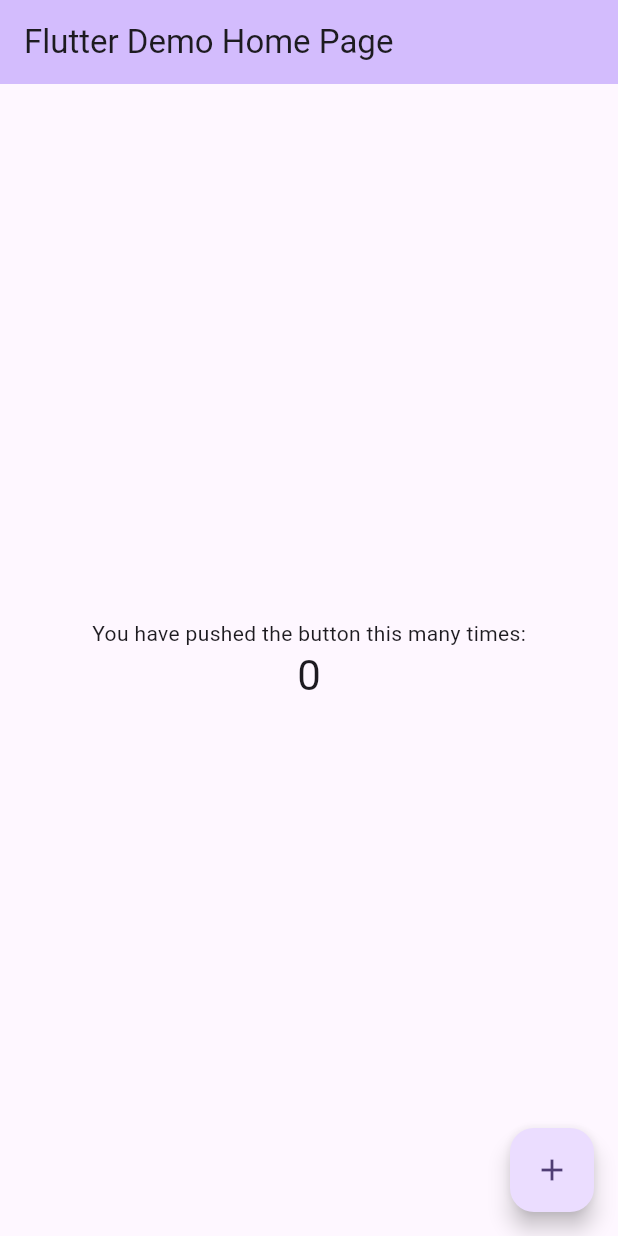
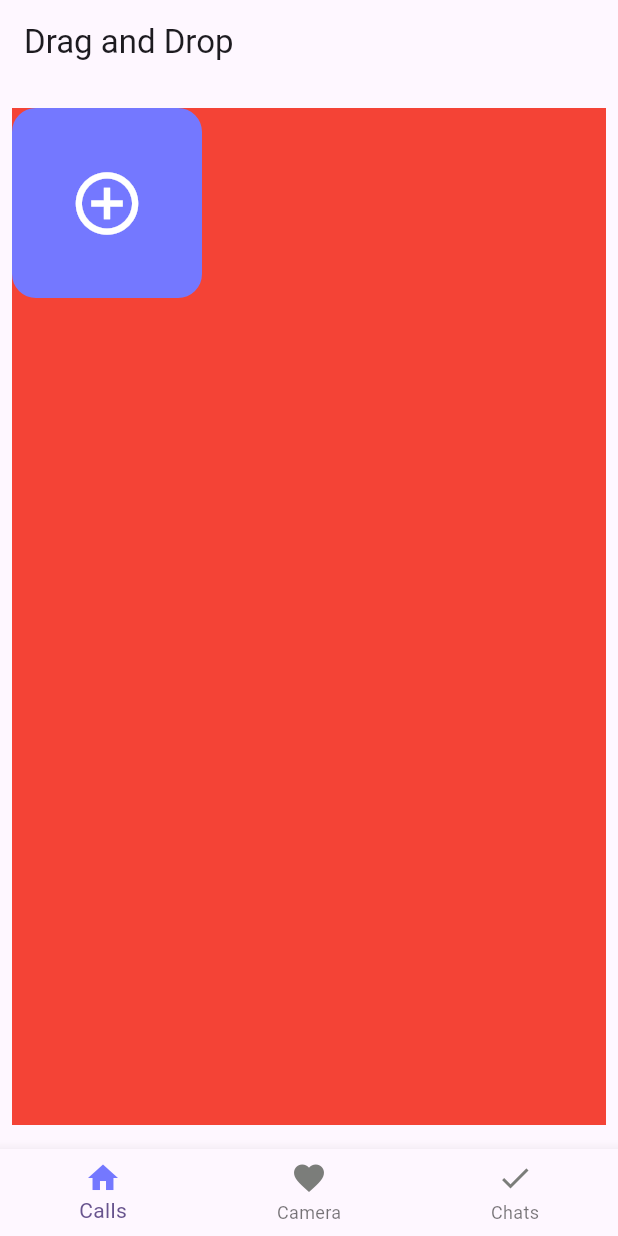
Before and after one commit to datvu1907/redex_demo, a Flutter app: the screen it shows after launch, on a phone screen of 412 x 824 dp. Run offline on Flutter 3.47's test engine with Material 3 defaults, Android fonts, the light colour scheme and no system bars; our stand-ins replace bloc, equatable, flutter_bloc.

Commit message:
- add item to screen, - drag and drop to empty position

```diff
--- /dev/null
+++ b/lib/app.dart
@@ -0,0 +1,11 @@
+import 'package:flutter/material.dart';
+import 'package:redex_demo/screens/Home/home.dart';
+
+class RootApp extends StatelessWidget {
+  const RootApp({super.key});
+
+  @override
+  Widget build(BuildContext context) {
+    return Home();
+  }
+}
--- /dev/null
+++ b/lib/blocs/grid/grid_state.dart
@@ -0,0 +1,48 @@
+part of 'grid_cubit.dart';
+
+class GridItem {
+  final int id;
+  final bool isAddButton;
+  final int position;
+
+  GridItem({
+    required this.id,
+    required this.position,
+    this.isAddButton = false,
+  });
+
+  GridItem copyWith({int? position}) {
+    return GridItem(
+      id: id,
+      position: position ?? this.position,
+      isAddButton: isAddButton,
+    );
+  }
+}
+
+class GridState extends Equatable {
+  final List<GridItem> items;
+  final int? draggingItemId;
+  final int? currentHoverPosition;
+
+  const GridState({
+    required this.items,
+    this.draggingItemId,
+    this.currentHoverPosition,
+  });
+
+  GridState copyWith({
+    List<GridItem>? items,
+    int? draggingItemId,
+    int? currentHoverPosition,
+  }) {
+    return GridState(
+      items: items ?? this.items,
+      draggingItemId: draggingItemId ?? this.draggingItemId,
+      currentHoverPosition: currentHoverPosition,
+    );
+  }
+
+  @override
+  List<Object?> get props => [items, draggingItemId, currentHoverPosition];
+}
--- a/lib/main.dart
+++ b/lib/main.dart
@@ -1,4 +1,5 @@
 import 'package:flutter/material.dart';
+import 'package:redex_demo/app.dart';
 
 void main() {
   runApp(const MyApp());
@@ -6,121 +7,16 @@ void main() {
 
 class MyApp extends StatelessWidget {
   const MyApp({super.key});
-
-  // This widget is the root of your application.
   @override
   Widget build(BuildContext context) {
     return MaterialApp(
       title: 'Flutter Demo',
       debugShowCheckedModeBanner: false,
       theme: ThemeData(
-        // This is the theme of your application.
-        //
-        // TRY THIS: Try running your application with "flutter run". You'll see
-        // the application has a purple toolbar. Then, without quitting the app,
-        // try changing the seedColor in the colorScheme below to Colors.green
-        // and then invoke "hot reload" (save your changes or press the "hot
-        // reload" button in a Flutter-supported IDE, or press "r" if you used
-        // the command line to start the app).
-        //
-        // Notice that the counter didn't reset back to zero; the application
-        // state is not lost during the reload. To reset the state, use hot
-        // restart instead.
-        //
-        // This works for code too, not just values: Most code changes can be
-        // tested with just a hot reload.
         colorScheme: ColorScheme.fromSeed(seedColor: Colors.deepPurple),
-        useMaterial3: true,
+        // useMaterial3: true,
       ),
-      home: const MyHomePage(title: 'Flutter Demo Home Page'),
+      home: const RootApp(),
     );
   }
 }
-
-class MyHomePage extends StatefulWidget {
-  const MyHomePage({super.key, required this.title});
-
-  // This widget is the home page of your application. It is stateful, meaning
-  // that it has a State object (defined below) that contains fields that affect
-  // how it looks.
-
-  // This class is the configuration for the state. It holds the values (in this
-  // case the title) provided by the parent (in this case the App widget) and
-  // used by the build method of the State. Fields in a Widget subclass are
-  // always marked "final".
-
-  final String title;
-
-  @override
-  State<MyHomePage> createState() => _MyHomePageState();
-}
-
-class _MyHomePageState extends State<MyHomePage> {
-  int _counter = 0;
-
-  void _incrementCounter() {
-    setState(() {
-      // This call to setState tells the Flutter framework that something has
-      // changed in this State, which causes it to rerun the build method below
-      // so that the display can reflect the updated values. If we changed
-      // _counter without calling setState(), then the build method would not be
-      // called again, and so nothing would appear to happen.
-      _counter++;
-    });
-  }
-
-  @override
-  Widget build(BuildContext context) {
-    // This method is rerun every time setState is called, for instance as done
-    // by the _incrementCounter method above.
-    //
-    // The Flutter framework has been optimized to make rerunning build methods
-    // fast, so that you can just rebuild anything that needs updating rather
-    // than having to individually change instances of widgets.
-    return Scaffold(
-      appBar: AppBar(
-        // TRY THIS: Try changing the color here to a specific color (to
-        // Colors.amber, perhaps?) and trigger a hot reload to see the AppBar
-        // change color while the other colors stay the same.
-        backgroundColor: Theme.of(context).colorScheme.inversePrimary,
-        // Here we take the value from the MyHomePage object that was created by
-        // the App.build method, and use it to set our appbar title.
-        title: Text(widget.title),
-      ),
-      body: Center(
-        // Center is a layout widget. It takes a single child and positions it
-        // in the middle of the parent.
-        child: Column(
-          // Column is also a layout widget. It takes a list of children and
-          // arranges them vertically. By default, it sizes itself to fit its
-          // children horizontally, and tries to be as tall as its parent.
-          //
-          // Column has various properties to control how it sizes itself and
-          // how it positions its children. Here we use mainAxisAlignment to
-          // center the children vertically; the main axis here is the vertical
-          // axis because Columns are vertical (the cross axis would be
-          // horizontal).
-          //
-          // TRY THIS: Invoke "debug painting" (choose the "Toggle Debug Paint"
-          // action in the IDE, or press "p" in the console), to see the
-          // wireframe for each widget.
-          mainAxisAlignment: MainAxisAlignment.center,
-          children: <Widget>[
-            const Text(
-              'You have pushed the button this many times:',
-            ),
-            Text(
-              '$_counter',
-              style: Theme.of(context).textTheme.headlineMedium,
-            ),
-          ],
-        ),
-      ),
-      floatingActionButton: FloatingActionButton(
-        onPressed: _incrementCounter,
-        tooltip: 'Increment',
-        child: const Icon(Icons.add),
-      ), // This trailing comma makes auto-formatting nicer for build methods.
-    );
-  }
-}
--- /dev/null
+++ b/lib/screens/DragScreen/drag_screen.dart
@@ -0,0 +1,251 @@
+import 'package:flutter/material.dart';
+import 'package:flutter_bloc/flutter_bloc.dart';
+import 'package:redex_demo/blocs/grid/grid_cubit.dart';
+import 'package:redex_demo/themes/color/color.dart';
+
+class DragScreen extends StatefulWidget {
+  const DragScreen({super.key});
+
+  @override
+  State<DragScreen> createState() => _DragScreenState();
+}
+
+class _DragScreenState extends State<DragScreen> {
+  final crossAxisCount = 3;
+  final spacing = 8.0;
+  @override
+  Widget build(BuildContext context) {
+    return SizedBox(
+      height: double.infinity,
+      width: double.infinity,
+      child: BlocProvider(
+        create: (_) => GridCubit(),
+        child: BlocBuilder<GridCubit, GridState>(builder: (context, state) {
+          return Padding(
+              padding: const EdgeInsets.symmetric(vertical: 16, horizontal: 8),
+              child: LayoutBuilder(
+                builder: (context, constraints) {
+                  final itemWidth = (constraints.maxWidth -
+                          (spacing * (crossAxisCount - 1))) /
+                      crossAxisCount;
+                  final itemHeight = itemWidth;
+
+                  // caclulate the number of rows that can fit in the available height
+                  final availableHeight =
+                      constraints.maxHeight - 32; // Account for padding
+                  final possibleRows =
+                      (availableHeight / (itemHeight + spacing)).floor();
+                  final totalGridSpots = possibleRows * crossAxisCount;
+
+                  return Container(
+                    height: double.infinity,
+                    width: double.infinity,
+                    color: Colors.red,
+                    child: Stack(
+                      children: [
+                        ...List.generate(totalGridSpots, (index) {
+                          return Positioned(
+                            left: (index % crossAxisCount) *
+                                (itemWidth + spacing),
+                            top: (index ~/ crossAxisCount) *
+                                (itemHeight + spacing),
+                            child: DragTarget<int>(
+                              builder: (context, candidateData, rejectedData) {
+                                return Opacity(
+                                  opacity: 0.6,
+                                  child: Container(
+                                    width: itemWidth,
+                                    height: itemHeight,
+                                    decoration: BoxDecoration(
+                                        borderRadius: BorderRadius.circular(16),
+                                        color: candidateData.isNotEmpty
+                                            ? AppColor.white
+                                            : Colors.transparent),
+                                    child: Center(
+                                      child: candidateData.isNotEmpty
+                                          ? Icon(
+                                              Icons.drag_indicator,
+                                              color: AppColor.primary,
+                                              size: 50,
+                                            )
+                                          : SizedBox(),
+                                    ),
+                                  ),
+                                );
+                              },
+                              onWillAcceptWithDetails: (data) {
+                                print('onWillAcceptWithDetails: ${data.data}');
+                                // Update hover position when dragging over a new position
+                                context
+                                    .read<GridCubit>()
+                                    .updateHoverPosition(index);
+                                return true;
+                              },
+                              onLeave: (data) {
+                                print('onLeave: ${data}');
+                                context
+                                    .read<GridCubit>()
+                                    .updateHoverPosition(index);
+                              },
+                              onAcceptWithDetails: (details) {
+                                // print('onAcceptWithDetails: ${details.data}');
+                                final draggedItem = state.items.firstWhere(
+                                    (item) => item.id == details.data);
+                                if (index < totalGridSpots) {
+                                  context.read<GridCubit>()
+                                    ..updateItemPosition(
+                                        draggedItem.position, index)
+                                    ..endDragging();
+                                }
+                              },
+                            ),
+                          );
+                        }),
+
+                        // Draggable items
+                        ...state.items.map((item) {
+                          final index = item.position;
+                          if (index < totalGridSpots) {
+                            return Positioned(
+                              left: (index % crossAxisCount) *
+                                  (itemWidth + spacing),
+                              top: (index ~/ crossAxisCount) *
+                                  (itemHeight + spacing),
+                              child: item.isAddButton
+                                  ? _buildAddButton(
+                                      context, itemWidth, itemHeight, item)
+                                  : _buildDraggableItem(
+                                      context, itemWidth, itemHeight, item),
+                            );
+                          }
+                          return const SizedBox.shrink();
+                        }),
+                      ],
+                    ),
+                  );
+                },
+              ));
+        }),
+      ),
+    );
+  }
+
+  Widget _buildAddButton(
+      BuildContext context, double width, double height, GridItem item) {
+    return SizedBox(
+      width: width,
+      height: height,
+      child: GestureDetector(
+        onTap: () => context.read<GridCubit>().addItem(),
+        child: Container(
+          decoration: BoxDecoration(
+            color: AppColor.primary,
+            borderRadius: BorderRadius.circular(16),
+          ),
+          child: const Icon(
+            Icons.add_circle_outline_outlined,
+            size: 50,
+            color: AppColor.white,
+          ),
+        ),
+      ),
+    );
+  }
+
+  Widget _buildDraggableItem(
+      BuildContext context, double width, double height, GridItem item) {
+    return Draggable<int>(
+      data: item.id,
+      feedback: Container(
+          alignment: Alignment.center,
+          margin: EdgeInsets.all(12),
+
+          /// This is the widget that will be dragged
+          width: width - 24,
+          height: height - 24,
+          decoration: BoxDecoration(
+              color: AppColor.white,
+              borderRadius: BorderRadius.circular(16),
+              boxShadow: [
+                BoxShadow(
+                  color: Colors.black.withOpacity(0.1),
+                  blurRadius: 8,
+                  offset: const Offset(0, 2),
+                )
+              ]),
+          child: Center(
+            child: Icon(
+              Icons.drag_indicator,
+              color: AppColor.primary,
+              size: 46,
+            ),
+          )),
+      childWhenDragging: SizedBox(
+        width: width,
+        height: height,
+      ),
+      onDragUpdate: (details) {
+        int? dragIndex = _calculateApproximateIndex(
+            details, width, height, spacing, context);
+        if (dragIndex != null) {
+          // context.read<GridCubit>().updateHoverPosition(nextIndex);
+        }
+      },
+      child: Container(
+        width: width,
+        height: height,
+        decoration: BoxDecoration(
+            color: AppColor.white,
+            borderRadius: BorderRadius.circular(16),
+            boxShadow: [
+              BoxShadow(
+                color: Colors.black.withOpacity(0.3),
+                blurRadius: 8,
+                offset: const Offset(0, 3),
+              )
+            ]),
+        child: Center(
+          // child: Icon(
+          //   Icons.drag_indicator,
+          //   color: AppColor.primary,
+          //   size: 50,
+          // ),
+          child: Text(
+            'Item ${item.id}',
+          ),
+        ),
+      ),
+    );
+  }
+
+  int? _calculateApproximateIndex(DragUpdateDetails details, double width,
+      double height, double spacing, BuildContext context) {
+    // Get the RenderBox of the grid container
+    final RenderBox? gridBox = context.findRenderObject() as RenderBox?;
+    if (gridBox == null) return null;
+
+    // Convert the global position to local position within the grid
+    final localPosition = gridBox.globalToLocal(details.globalPosition);
+
+    // Account for padding (matching your Padding widget)
+    final paddedPosition = Offset(
+        localPosition.dx - 8, // horizontal padding
+        localPosition.dy - 16 // vertical padding
+        );
+
+    // Calculate which cell we're hovering over
+    final cellX = paddedPosition.dx ~/ (width + spacing);
+    final cellY = paddedPosition.dy ~/ (height + spacing);
+
+    // Calculate the index based on position
+    if (cellX >= 0 && cellX < crossAxisCount && cellY >= 0) {
+      final approximateIndex = (cellY * crossAxisCount) + cellX;
+      print('approximateIndex $approximateIndex');
+      // context.read<GridCubit>().updateHoverPosition(approximateIndex);
+
+      print('Hovering over index: $approximateIndex (x: $cellX, y: $cellY)');
+      return approximateIndex;
+    }
+    ;
+  }
+}
--- /dev/null
+++ b/lib/screens/Home/home.dart
@@ -0,0 +1,74 @@
+import 'package:flutter/material.dart';
+import 'package:redex_demo/screens/DragScreen/drag_screen.dart';
+import 'package:redex_demo/themes/color/color.dart';
+
+class Home extends StatefulWidget {
+  const Home({super.key});
+
+  @override
+  State<Home> createState() => _HomeState();
+}
+
+class _HomeState extends State<Home> {
+  int _selectedIndex = 0;
+
+  void _onItemTapped(int index) {
+    setState(() {
+      _selectedIndex = index;
+    });
+  }
+
+  static const List<Widget> _pages = <Widget>[
+    DragScreen(),
+    Icon(
+      Icons.camera,
+      size: 150,
+    ),
+    Icon(
+      Icons.chat,
+      size: 150,
+    ),
+  ];
+
+  @override
+  Widget build(BuildContext context) {
+    return Scaffold(
+      appBar: AppBar(
+        title: const Text('Drag and Drop'),
+      ),
+      body: Center(
+        child: _pages.elementAt(_selectedIndex), //New
+      ),
+      bottomNavigationBar: BottomNavigationBar(
+        currentIndex: _selectedIndex,
+        onTap: _onItemTapped,
+        items: <BottomNavigationBarItem>[
+          BottomNavigationBarItem(
+            icon: Icon(
+              Icons.home,
+              color:
+                  _selectedIndex == 0 ? AppColor.primary : AppColor.secondary,
+            ),
+            label: 'Calls',
+          ),
+          BottomNavigationBarItem(
+            icon: Icon(
+              Icons.favorite,
+              color:
+                  _selectedIndex == 1 ? AppColor.primary : AppColor.secondary,
+            ),
+            label: 'Camera',
+          ),
+          BottomNavigationBarItem(
+            icon: Icon(
+              Icons.done,
+              color:
+                  _selectedIndex == 2 ? AppColor.primary : AppColor.secondary,
+            ),
+            label: 'Chats',
+          ),
+        ],
+      ),
+    );
+  }
+}
--- /dev/null
+++ b/lib/themes/color/color.dart
@@ -0,0 +1,7 @@
+import 'dart:ui';
+
+class AppColor {
+  static const Color white = Color(0xFFFFFFFF);
+  static const Color primary = Color(0xFF7478ff);
+  static const Color secondary = Color(0xFF7b7d7a);
+}
```
Also changed, not shown: lib/blocs/grid/grid_cubit.dart (added, +162 -0 lines).
